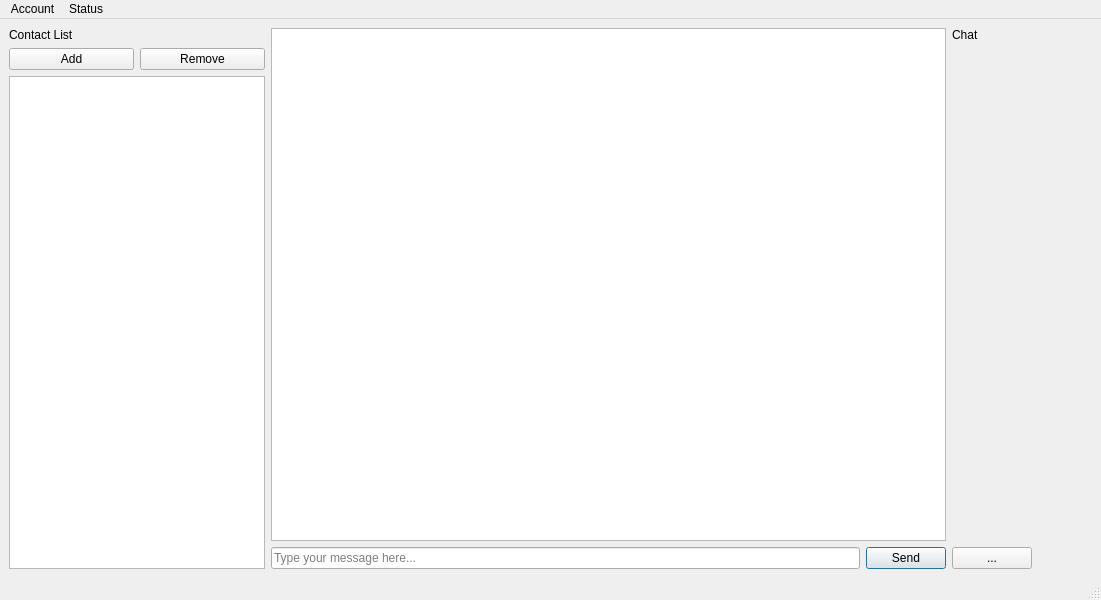
Qt form assets/Chat.ui (Dimaryst/partisanMessenger) before a commit.
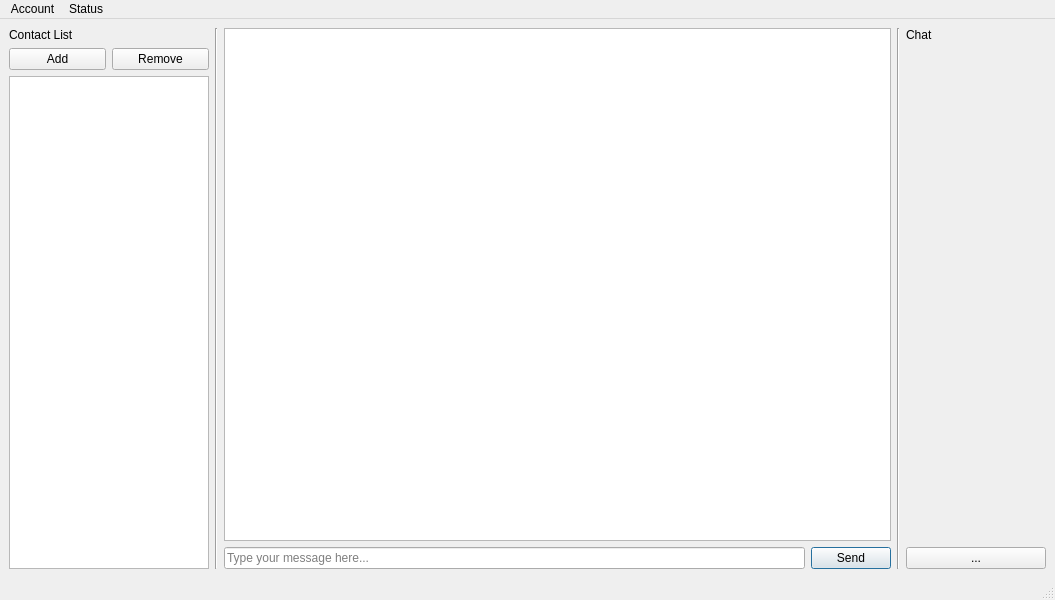
The same form after that commit.

```diff
--- a/assets/Chat.ui
+++ b/assets/Chat.ui
@@ -9,7 +9,7 @@
    <rect>
     <x>0</x>
     <y>0</y>
-    <width>1101</width>
+    <width>1055</width>
     <height>600</height>
    </rect>
   </property>
@@ -29,8 +29,8 @@
    <string>Partisan - Messenger</string>
   </property>
   <widget class="QWidget" name="centralwidget">
-   <layout class="QGridLayout" name="gridLayout">
-    <item row="0" column="0">
+   <layout class="QHBoxLayout" name="horizontalLayout">
+    <item>
      <layout class="QGridLayout" name="gridContacts">
       <item row="0" column="0" colspan="2">
        <widget class="QLabel" name="labelContactList">
@@ -56,6 +56,12 @@
           <height>0</height>
          </size>
         </property>
+        <property name="maximumSize">
+         <size>
+          <width>200</width>
+          <height>16777215</height>
+         </size>
+        </property>
         <property name="styleSheet">
          <string notr="true"/>
         </property>
@@ -77,7 +83,14 @@
       </item>
      </layout>
     </item>
-    <item row="0" column="1">
+    <item>
+     <widget class="Line" name="lineChat">
+      <property name="orientation">
+       <enum>Qt::Vertical</enum>
+      </property>
+     </widget>
+    </item>
+    <item>
      <layout class="QVBoxLayout" name="verticalLayoutChat">
       <item>
        <widget class="QListWidget" name="listMessages"/>
@@ -111,7 +124,14 @@
       </item>
      </layout>
     </item>
-    <item row="0" column="2">
+    <item>
+     <widget class="Line" name="line">
+      <property name="orientation">
+       <enum>Qt::Vertical</enum>
+      </property>
+     </widget>
+    </item>
+    <item>
      <layout class="QVBoxLayout" name="verticalLayout">
       <item>
        <widget class="QLabel" name="labelChat">
@@ -145,11 +165,17 @@
       <item>
        <widget class="QPushButton" name="pushButtonConfig">
         <property name="sizePolicy">
-         <sizepolicy hsizetype="Fixed" vsizetype="Fixed">
+         <sizepolicy hsizetype="Preferred" vsizetype="Fixed">
           <horstretch>0</horstretch>
           <verstretch>0</verstretch>
          </sizepolicy>
         </property>
+        <property name="minimumSize">
+         <size>
+          <width>0</width>
+          <height>0</height>
+         </size>
+        </property>
         <property name="text">
          <string>...</string>
         </property>
@@ -164,7 +190,7 @@
     <rect>
      <x>0</x>
      <y>0</y>
-     <width>1101</width>
+     <width>1055</width>
      <height>24</height>
     </rect>
    </property>
```
